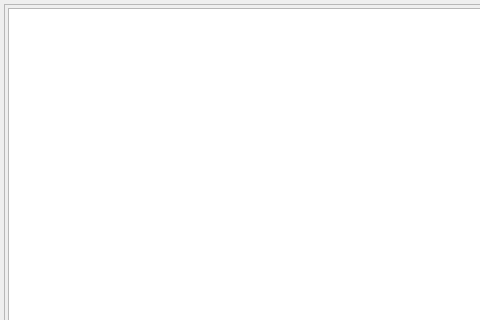
Above: gui/mainwidget/src/search/systemlogpage.ui from yjsin-emastec/neptune before the change; both pictures show x 0 to 480 and y 0 to 320 of the 1280 by 720 pixel window. Below: the same form after it.
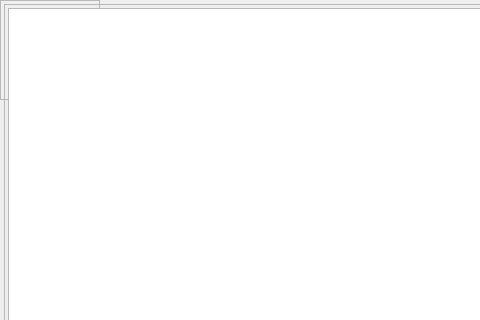
That is the form after the change.

Commit message: Fix modal bug in Function Dialog 원인 - Function Dialog에서 뒤에 있는 SystemLogPage의 버튼을 누를 수 있는 버그가 발생 - Function Dialog를 exec()로 실행하기 때문에 자동으로 Modal설정이 되야하는데   원인은 모르겠으나 Modal 설정이 되지 않음 - setModal()을 통해 재설정해도 동일 증상이 나타남 내용 - SystemLogPage에 Mask Frame을 생성   Function Dialog 실행 시 Mask Frame이 앞으로 나가 마우스로 조작하지 못하도록 하고   Function Dialog 종료 시 Mask Frame을 뒤로 보내 마우스로 조작할 수 있도록 함

The edit to the form file:
```diff
--- a/gui/mainwidget/src/search/systemlogpage.ui
+++ b/gui/mainwidget/src/search/systemlogpage.ui
@@ -381,6 +381,24 @@
    <zorder>labelFilter2</zorder>
    <zorder>labelFilter4</zorder>
   </widget>
+  <widget class="QFrame" name="maskFrame">
+   <property name="geometry">
+    <rect>
+     <x>0</x>
+     <y>0</y>
+     <width>100</width>
+     <height>100</height>
+    </rect>
+   </property>
+   <property name="frameShape">
+    <enum>QFrame::StyledPanel</enum>
+   </property>
+   <property name="frameShadow">
+    <enum>QFrame::Raised</enum>
+   </property>
+  </widget>
+  <zorder>maskFrame</zorder>
+  <zorder>frame</zorder>
  </widget>
  <resources/>
  <connections/>
```
Left out of the diff: 1 changed line with no effect on the pictures. The commit also changes 1 other file.
